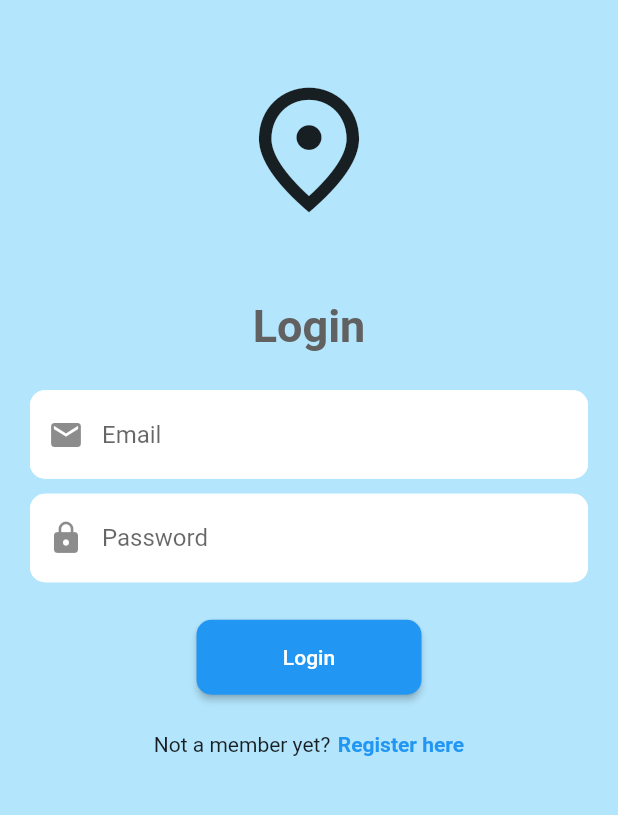
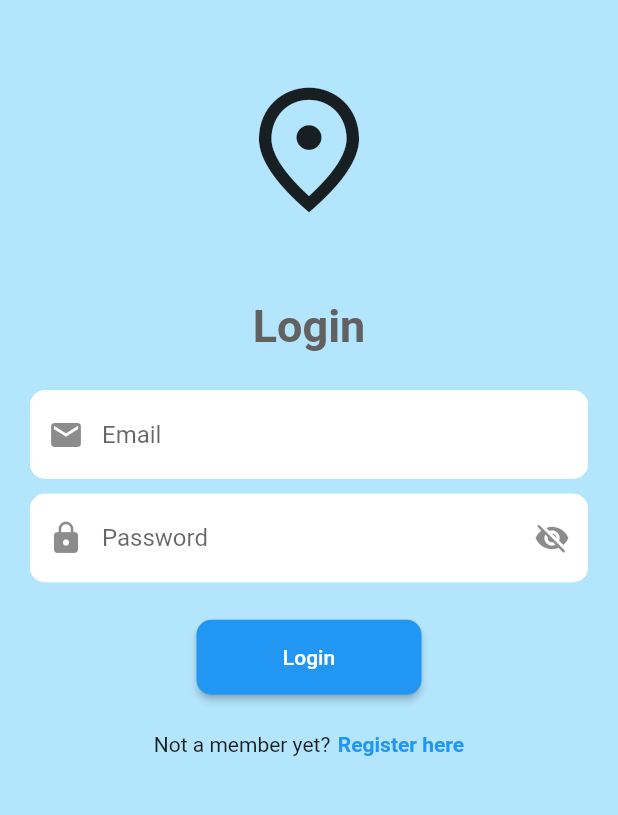
Before and after one commit to markabano/a_tour_action, a Flutter app: the screen it shows after launch, after a tap on "Login", on a phone screen of 412 x 824 dp, the part 266-1081 px from its top. Run offline on Flutter 3.47's test engine with Material 2 defaults, Android fonts, the phone set to English and light mode, and no system bars; our stand-ins replace carousel_slider, firebase_auth, firebase_core, google_maps_flutter; accounts and stored records are empty; network calls fail.

Commit message:
login and register

```diff
--- a/lib/main.dart
+++ b/lib/main.dart
@@ -1,5 +1,5 @@
 import 'package:a_tour_action/firebase_options.dart';
-import 'package:a_tour_action/screens/login_screen.dart';
+import 'package:a_tour_action/screens/auth_page.dart';
 import 'package:firebase_core/firebase_core.dart';
 import 'package:flutter/material.dart';
 
@@ -17,7 +17,7 @@ class ATourAction extends StatelessWidget {
   @override
   Widget build(BuildContext context) {
     return MaterialApp(
-      home: LoginScreen(),
+      home: AuthPage(),
       debugShowCheckedModeBanner: false,
     );
   }
--- /dev/null
+++ b/lib/screens/auth_page.dart
@@ -0,0 +1,25 @@
+import 'package:firebase_auth/firebase_auth.dart';
+import 'package:flutter/material.dart';
+
+import 'home_screen.dart';
+import 'login_screen.dart';
+
+class AuthPage extends StatelessWidget {
+  const AuthPage({super.key});
+
+  @override
+  Widget build(BuildContext context) {
+    return Scaffold(
+      body: StreamBuilder(
+        stream: FirebaseAuth.instance.authStateChanges(),
+        builder: (context, snapshot) {
+          if (snapshot.hasData) {
+            return HomeScreen();
+          } else {
+            return LoginScreen();
+          }
+        },
+      ),
+    );
+  }
+}
--- a/lib/screens/home_screen.dart
+++ b/lib/screens/home_screen.dart
@@ -22,7 +22,8 @@ class _HomeScreenState extends State<HomeScreen> {
       ),
       floatingActionButtonLocation: FloatingActionButtonLocation.centerDocked,
       floatingActionButton: Camera(),
-      bottomNavigationBar: BottomNavigation(homeFill: true, mapFill: false, favFill: false, menuFill: false),
+      bottomNavigationBar: BottomNavigation(
+          homeFill: true, mapFill: false, favFill: false, menuFill: false),
     );
   }
 }
--- a/lib/screens/login_screen.dart
+++ b/lib/screens/login_screen.dart
@@ -1,11 +1,20 @@
 import 'package:a_tour_action/screens/register_screen.dart';
+import 'package:firebase_auth/firebase_auth.dart';
 import 'package:flutter/material.dart';
 import '../widgets/customTextField.dart';
 
-class LoginScreen extends StatelessWidget {
-  LoginScreen({super.key});
+class LoginScreen extends StatefulWidget {
+  const LoginScreen({super.key});
+
+  @override
+  State<LoginScreen> createState() => _LoginScreenState();
+}
+
+class _LoginScreenState extends State<LoginScreen> {
   final emailController = TextEditingController();
+
   final passwordController = TextEditingController();
+
   @override
   Widget build(BuildContext context) {
     return Scaffold(
@@ -51,7 +60,7 @@ class LoginScreen extends StatelessWidget {
                     obscureText: true),
                 const SizedBox(height: 25),
                 ElevatedButton(
-                  onPressed: () {},
+                  onPressed: signIn,
                   style: ElevatedButton.styleFrom(
                     backgroundColor: Colors.blue,
                     minimumSize: const Size(150, 50),
@@ -88,4 +97,85 @@ class LoginScreen extends StatelessWidget {
       ),
     );
   }
+
+  void signIn() async {
+    //show circular progress indicator
+    showDialog(
+      context: context,
+      builder: (context) => const Center(
+        child: CircularProgressIndicator(),
+      ),
+    );
+
+    //sign in
+    try {
+      await FirebaseAuth.instance.signInWithEmailAndPassword(
+        email: emailController.text,
+        password: passwordController.text,
+      );
+
+      //hide circular progress indicator
+      Navigator.pop(context);
+    } on FirebaseAuthException catch (e) {
+      //hide circular progress indicator
+      Navigator.pop(context);
+
+      //Wrong Email
+      if (e.code == 'user-not-found') {
+        showDialog(
+          context: context,
+          builder: (context) {
+            return AlertDialog(
+              title: const Text('Error'),
+              content: const Text('No user found for that email.'),
+              actions: [
+                TextButton(
+                  onPressed: () => Navigator.pop(context),
+                  child: const Text('OK'),
+                )
+              ],
+            );
+          },
+        );
+      }
+
+      //Wrong Password
+      else if (e.code == 'wrong-password') {
+        showDialog(
+          context: context,
+          builder: (context) {
+            return AlertDialog(
+              title: const Text('Error'),
+              content: const Text('Wrong password provided for that user.'),
+              actions: [
+                TextButton(
+                  onPressed: () => Navigator.pop(context),
+                  child: const Text('OK'),
+                )
+              ],
+            );
+          },
+        );
+      }
+
+      //Wrong Email Format
+      else if (e.code == 'invalid-email') {
+        showDialog(
+          context: context,
+          builder: (context) {
+            return AlertDialog(
+              title: const Text('Error'),
+              content: const Text('The email address is badly formatted.'),
+              actions: [
+                TextButton(
+                  onPressed: () => Navigator.pop(context),
+                  child: const Text('OK'),
+                )
+              ],
+            );
+          },
+        );
+      }
+    }
+  }
 }
--- a/lib/widgets/customTextField.dart
+++ b/lib/widgets/customTextField.dart
@@ -1,11 +1,11 @@
 import 'package:flutter/material.dart';
 
-class CustomTextField extends StatelessWidget {
+class CustomTextField extends StatefulWidget {
   final controller;
   final String hintText;
   final IconData icon;
-  final bool obscureText;
-  const CustomTextField({
+  bool obscureText;
+  CustomTextField({
     super.key,
     required this.controller,
     required this.hintText,
@@ -14,15 +14,33 @@ class CustomTextField extends StatelessWidget {
   });
 
   @override
+  State<CustomTextField> createState() => _CustomTextFieldState();
+}
+
+class _CustomTextFieldState extends State<CustomTextField> {
+  @override
   Widget build(BuildContext context) {
     return Padding(
       padding: const EdgeInsets.symmetric(horizontal: 20),
       child: TextField(
-        controller: controller,
-        obscureText: obscureText,
+        controller: widget.controller,
+        obscureText: widget.obscureText,
         decoration: InputDecoration(
-          hintText: hintText,
-          prefixIcon: Icon(icon),
+          hintText: widget.hintText,
+          prefixIcon: Icon(widget.icon),
+          suffixIcon: widget.hintText == 'Password' ||
+                  widget.hintText == 'Confirm Password'
+              ? IconButton(
+                  onPressed: () {
+                    setState(() {
+                      widget.obscureText = !widget.obscureText;
+                    });
+                  },
+                  icon: widget.obscureText == true
+                      ? Icon(Icons.visibility_off)
+                      : Icon(Icons.visibility),
+                )
+              : null,
           enabledBorder: OutlineInputBorder(
             borderRadius: BorderRadius.circular(10),
             borderSide: const BorderSide(color: Colors.white),
--- a/pubspec.yaml
+++ b/pubspec.yaml
@@ -30,6 +30,7 @@ environment:
 dependencies:
   carousel_slider: ^4.2.1
   cupertino_icons: ^1.0.2
+  firebase_auth: ^4.9.0
   firebase_core: ^2.15.1
   flutter:
     sdk: flutter
```
Also changed, not shown: lib/screens/menu_screen.dart (+21 -2 lines), lib/screens/register_screen.dart (+48 -2 lines), pubspec.lock, 1 other file.
